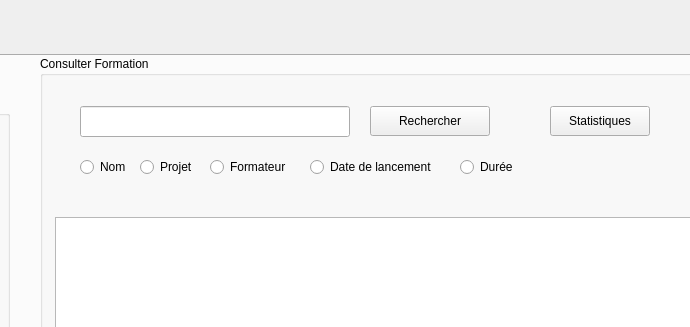
The window that Khalil SRIDI/gestionAmelioration/mainwindow.ui (KhalilSRIDI/Smart_Factory_2A1) describes before a commit, drawn with Qt 5; both pictures show x 412 to 1102 and y 0 to 327 of the 1223 by 670 pixel window.
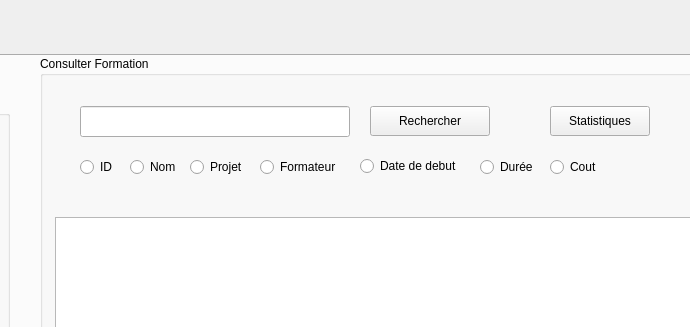
The same window after the commit.

What changed in the file:
```diff
--- a/Khalil SRIDI/gestionAmelioration/mainwindow.ui
+++ b/Khalil SRIDI/gestionAmelioration/mainwindow.ui
@@ -468,9 +468,9 @@
       <widget class="QRadioButton" name="radioButtonNom_2">
        <property name="geometry">
         <rect>
-         <x>40</x>
+         <x>90</x>
          <y>100</y>
-         <width>97</width>
+         <width>50</width>
          <height>22</height>
         </rect>
        </property>
@@ -481,9 +481,9 @@
       <widget class="QRadioButton" name="radioButtonTeamLeader_2">
        <property name="geometry">
         <rect>
-         <x>170</x>
+         <x>220</x>
          <y>100</y>
-         <width>97</width>
+         <width>90</width>
          <height>22</height>
         </rect>
        </property>
@@ -494,9 +494,9 @@
       <widget class="QRadioButton" name="radioButtonDepartement_2">
        <property name="geometry">
         <rect>
-         <x>100</x>
+         <x>150</x>
          <y>100</y>
-         <width>97</width>
+         <width>60</width>
          <height>22</height>
         </rect>
        </property>
@@ -507,20 +507,20 @@
       <widget class="QRadioButton" name="radioButton_3">
        <property name="geometry">
         <rect>
-         <x>270</x>
+         <x>320</x>
          <y>100</y>
-         <width>140</width>
-         <height>22</height>
+         <width>110</width>
+         <height>20</height>
         </rect>
        </property>
        <property name="text">
-        <string>Date de lancement</string>
+        <string>Date de debut</string>
        </property>
       </widget>
       <widget class="QRadioButton" name="radioButtonStatut_2">
        <property name="geometry">
         <rect>
-         <x>420</x>
+         <x>440</x>
          <y>100</y>
          <width>70</width>
          <height>22</height>
@@ -624,6 +624,32 @@
         <enum>QAbstractItemView::SelectItems</enum>
        </property>
       </widget>
+      <widget class="QRadioButton" name="radioButtonCoutF">
+       <property name="geometry">
+        <rect>
+         <x>510</x>
+         <y>100</y>
+         <width>60</width>
+         <height>22</height>
+        </rect>
+       </property>
+       <property name="text">
+        <string>Cout</string>
+       </property>
+      </widget>
+      <widget class="QRadioButton" name="radioButtonIDF">
+       <property name="geometry">
+        <rect>
+         <x>40</x>
+         <y>100</y>
+         <width>40</width>
+         <height>22</height>
+        </rect>
+       </property>
+       <property name="text">
+        <string>ID</string>
+       </property>
+      </widget>
      </widget>
      <widget class="QGroupBox" name="groupBoxAjouterP_2">
       <property name="geometry">
```
Left out of the diff: 41 changed lines with no effect on the pictures.
